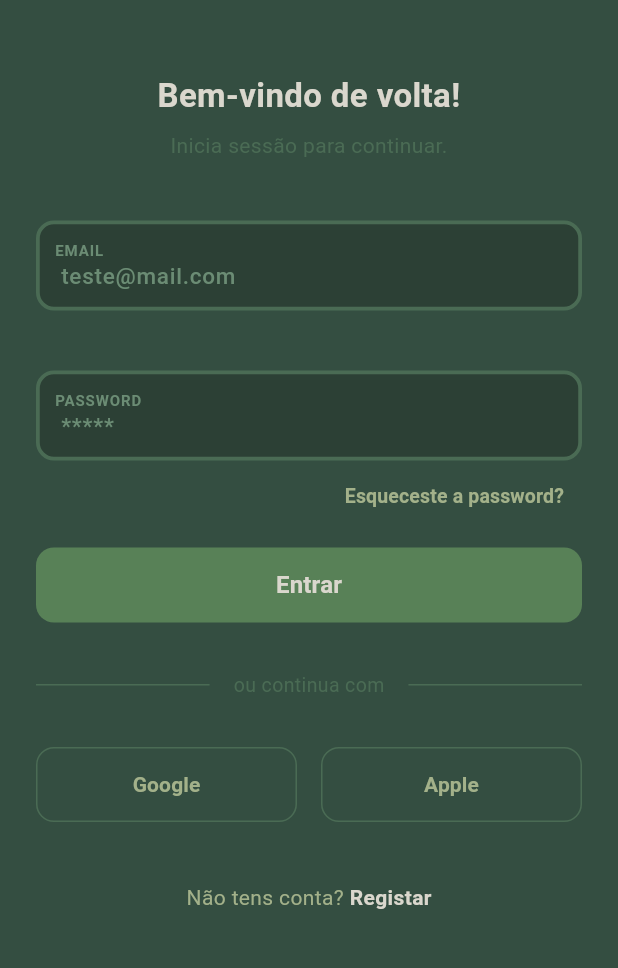
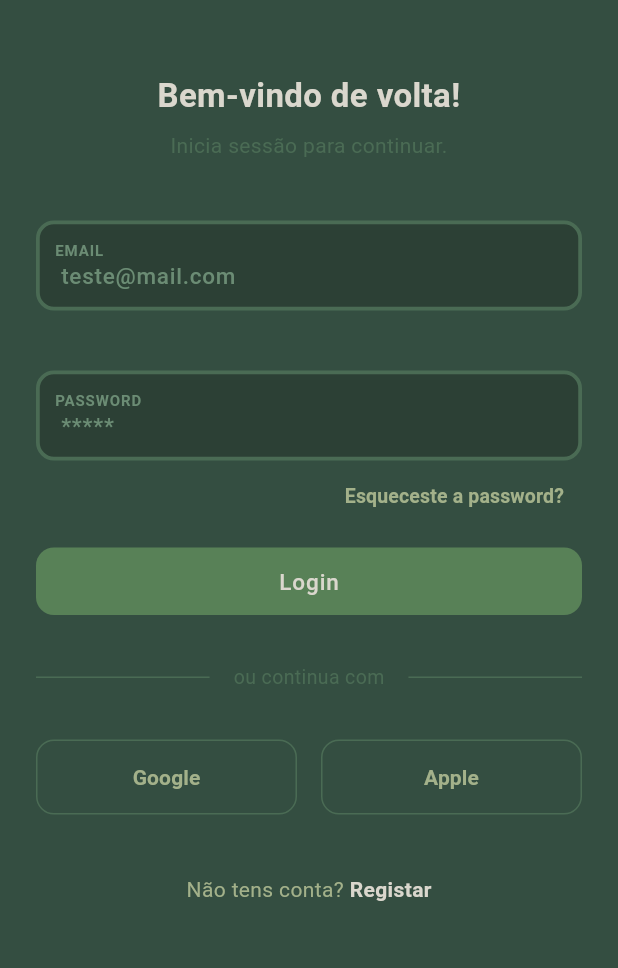
Before and after one commit to AfonsoMartinhoIPS/proj_cm, a Flutter app: the LoginScreen screen opened by its route, on a phone screen of 412 x 824 dp, the part 204-1172 px from its top. Run offline on Flutter 3.47's test engine with Material 3 defaults, Android fonts, the phone set to English and light mode, and no system bars; our stand-ins replace cloud_firestore, dio, firebase_core, go_router, logger; accounts and stored records are empty; Roboto replaces fonts that are missing (DM Sans); project files that could hold a hidden picture were left out.

Commit message:
More widgets!
-NutriButtun finished! nutri_button.dart
-NutriTextField finished! nutri_text_field.dart
-NutriBackButton finished! nutri_back_button.dart

```diff
--- a/lib/core/widgets/nutri_button.dart
+++ b/lib/core/widgets/nutri_button.dart
@@ -5,11 +5,15 @@ import 'package:projeto/core/constants/app_sizes.dart';
 class NutriButton extends StatelessWidget {
   final String text;
   final VoidCallback onPressed;
+  final bool darkTheme;
+  final String secondaryText;
 
   const NutriButton({
     super.key,
     required this.text,
     required this.onPressed,
+    this.darkTheme = false,
+    this.secondaryText = "",
   });
 
   @override
@@ -18,23 +22,47 @@ class NutriButton extends StatelessWidget {
       width: double.infinity,
       height: 45,
       child: Material(
-        color: AppColors.primary,
+        color: darkTheme ? AppColors.border : AppColors.primary,
+        shape: RoundedRectangleBorder(
           borderRadius: BorderRadius.circular(AppSizes.radiusMd),
+          side: darkTheme
+              ? const BorderSide(color: AppColors.secondary, width: 2.0)
+              : BorderSide.none,
+        ),
         child: InkWell(
           onTap: onPressed,
           borderRadius: BorderRadius.circular(AppSizes.radiusMd),
-          child: Center(
-            child: Text(
+          child: Row(
+            mainAxisAlignment: MainAxisAlignment.center,
+            children: [
+              Text(
                 text,
                 textAlign: TextAlign.center,
-              style: const TextStyle(
-                color: AppColors.onBackground,
-                fontSize: 12,
+                style: TextStyle(
+                  color: darkTheme
+                      ? AppColors.secondary
+                      : AppColors.onBackground,
+                  fontSize: 15,
                   fontFamily: 'DM Sans',
-                fontWeight: FontWeight.w700,
+                  fontWeight: FontWeight.w500,
                   letterSpacing: 0.60,
                 ),
               ),
+              if (secondaryText.isNotEmpty) ...[
+                Text(
+                  secondaryText,
+                  style: TextStyle(
+                    color: darkTheme
+                        ? AppColors.secondary
+                        : AppColors.onBackground,
+                    fontSize: 15,
+                    fontFamily: 'DM Sans',
+                    fontWeight: FontWeight.w900,
+                    letterSpacing: 0.60,
+                  ),
+                ),
+              ],
+            ],
           ),
         ),
       ),
--- a/lib/core/widgets/nutri_text_field.dart
+++ b/lib/core/widgets/nutri_text_field.dart
@@ -2,8 +2,7 @@ import 'package:flutter/material.dart';
 import 'package:projeto/core/theme/app_colors.dart';
 import 'package:projeto/core/constants/app_sizes.dart';
 
-
-class NutriTextField extends StatelessWidget {
+class NutriTextField extends StatefulWidget {
   final String label;
   final String hintText;
   final TextEditingController? controller;
@@ -18,19 +17,48 @@ class NutriTextField extends StatelessWidget {
   });
 
   @override
+  State<NutriTextField> createState() => _NutriTextFieldState();
+}
+
+class _NutriTextFieldState extends State<NutriTextField> {
+  final FocusNode _focusNode = FocusNode();
+  bool _isFocused = false;
+
+  @override
+  void initState() {
+    super.initState();
+    _focusNode.addListener(() {
+      setState(() {
+        _isFocused = _focusNode.hasFocus;
+      });
+    });
+  }
+
+  @override
+  void dispose() {
+    _focusNode.dispose();
+    super.dispose();
+  }
+
+  @override
   Widget build(BuildContext context) {
+    final Color highlightColor = AppColors.secondary;
+    final Color activeColor = _isFocused ? highlightColor : AppColors.border;
+    final Color labelColor = _isFocused ? highlightColor : AppColors.textMuted;
+
     return Column(
       mainAxisSize: MainAxisSize.min,
       crossAxisAlignment: CrossAxisAlignment.start,
       children: [
-        Container(
+        AnimatedContainer(
+          duration: const Duration(milliseconds: 200),
           height: 60,
           decoration: ShapeDecoration(
             color: AppColors.surfaceDark,
             shape: RoundedRectangleBorder(
-              side: const BorderSide(
+              side: BorderSide(
                 width: 2.5,
-                color: AppColors.border,
+                color: activeColor,
               ),
               borderRadius: BorderRadius.circular(AppSizes.radiusMd),
             ),
@@ -42,9 +70,9 @@ class NutriTextField extends StatelessWidget {
               mainAxisAlignment: MainAxisAlignment.center,
               children: [
                 Text(
-                  label.toUpperCase(),
-                  style: const TextStyle(
-                    color: AppColors.textMuted,
+                  widget.label.toUpperCase(),
+                  style: TextStyle(
+                    color: labelColor,
                     fontSize: 10,
                     fontFamily: 'DM Sans',
                     fontWeight: FontWeight.w600,
@@ -53,9 +81,10 @@ class NutriTextField extends StatelessWidget {
                 ),
                 Expanded(
                   child: TextFormField(
-                    controller: controller,
-                    obscureText: obscureText,
-                    cursorColor: AppColors.onBackground,
+                    controller: widget.controller,
+                    focusNode: _focusNode,
+                    obscureText: widget.obscureText,
+                    cursorColor: highlightColor,
                     style: const TextStyle(
                       color: AppColors.onBackground,
                       fontSize: 15,
@@ -65,7 +94,7 @@ class NutriTextField extends StatelessWidget {
                     decoration: InputDecoration(
                       isDense: true,
                       contentPadding: EdgeInsets.zero,
-                      hintText: hintText,
+                      hintText: widget.hintText,
                       hintStyle: const TextStyle(
                         color: AppColors.textMuted,
                         fontSize: 15,
--- a/lib/presentation/screens/auth/login_screen.dart
+++ b/lib/presentation/screens/auth/login_screen.dart
@@ -2,6 +2,7 @@ import 'package:flutter/material.dart';
 import 'package:go_router/go_router.dart';
 import 'package:projeto/core/theme/app_colors.dart';
 import 'package:projeto/core/widgets/nutri_text_field.dart';
+import 'package:projeto/core/widgets/nutri_button.dart';
 
 class LoginScreen extends StatelessWidget {
   const LoginScreen({super.key});
@@ -63,10 +64,7 @@ class LoginScreen extends StatelessWidget {
                 ),
               ),
               const SizedBox(height: 10),
-              ElevatedButton(
-                onPressed: () => context.go('/'),
-                child: const Text('Entrar', style: TextStyle(fontSize: 16, fontWeight: FontWeight.bold)),
-              ),
+              NutriButton(text: 'Login', onPressed: () => context.go('/'),),
               const SizedBox(height: 32),
               Row(
                 children: [
@@ -105,9 +103,4 @@ class LoginScreen extends StatelessWidget {
       ),
     );
   }
-
-  static Widget _label(String text) => Text(
-    text.toUpperCase(),
-    style: const TextStyle(color: AppColors.border, fontSize: 10, fontWeight: FontWeight.bold, letterSpacing: 1),
-  );
 }
--- a/lib/presentation/screens/auth/welcome_screen.dart
+++ b/lib/presentation/screens/auth/welcome_screen.dart
@@ -1,6 +1,7 @@
 import 'package:flutter/material.dart';
 import 'package:go_router/go_router.dart';
 import 'package:projeto/core/theme/app_colors.dart';
+import 'package:projeto/core/widgets/nutri_button.dart';
 
 class WelcomeScreen extends StatelessWidget {
   const WelcomeScreen({super.key});
@@ -62,10 +63,7 @@ class WelcomeScreen extends StatelessWidget {
                 child: const Text('Começar agora', style: TextStyle(fontSize: 16)),
               ),
               const SizedBox(height: 15),
-              OutlinedButton(
-                onPressed: () => context.push('/login'),
-                child: const Text('Já tenho conta · Entrar'),
-              ),
+              NutriButton(text: 'Já tenho conta ·', onPressed: () => context.push('/login'), secondaryText: ' Entrar', darkTheme: true,),
               const SizedBox(height: 20),
             ],
           ),
--- a/lib/presentation/screens/onboarding/personal_data_screen.dart
+++ b/lib/presentation/screens/onboarding/personal_data_screen.dart
@@ -1,6 +1,7 @@
 import 'package:flutter/material.dart';
 import 'package:go_router/go_router.dart';
 import 'package:projeto/core/theme/app_colors.dart';
+import 'package:projeto/core/widgets/nutri_back_button.dart';
 
 class PersonalDataScreen extends StatelessWidget {
   const PersonalDataScreen({super.key});
@@ -10,7 +11,7 @@ class PersonalDataScreen extends StatelessWidget {
     return Scaffold(
       backgroundColor: AppColors.background,
       appBar: AppBar(
-        leading: IconButton(icon: const Icon(Icons.arrow_back), onPressed: () => context.pop()),
+        leading: Center( child:  NutriBackButton(onPressed: () => context.pop())),
         title: _stepIndicator('1 / 4'),
         centerTitle: true,
       ),
```
Also changed, not shown: lib/core/widgets/nutri_back_button.dart (added, +34 -0 lines), lib/presentation/screens/auth/register_screen.dart (+58 -19 lines), lib/core/widgets/nutri_label.dart (added), lib/core/widgets/nutri_toggle.dart (added). Lines whose indentation alone changed are shown as unchanged.
